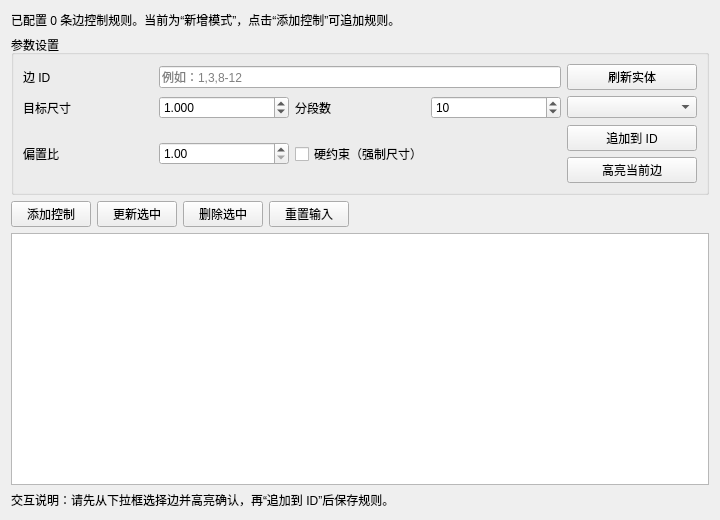
Old version of the form plugins/Base_Mesh/MeshEdgeControlWidget.ui in the repository asd977/base_cae.
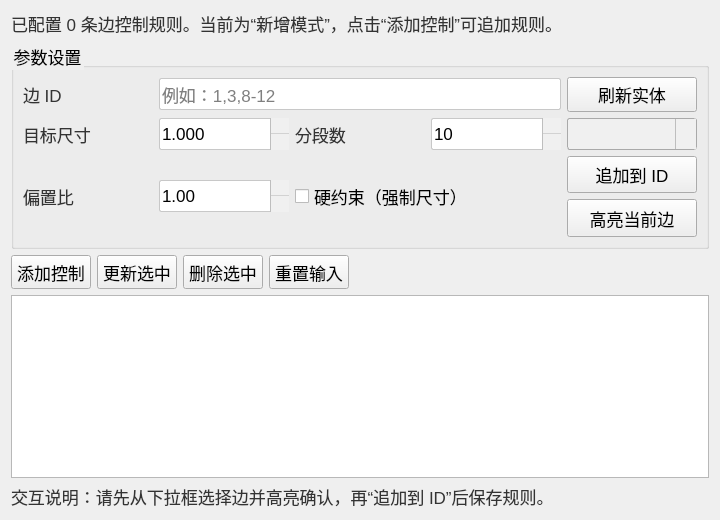
New version of the form. Icons and pictures are not drawn.

Commit message: style: switch custom control arrows from png to svg

```diff
--- a/plugins/Base_Mesh/MeshEdgeControlWidget.ui
+++ b/plugins/Base_Mesh/MeshEdgeControlWidget.ui
@@ -13,6 +13,104 @@
   <property name="windowTitle">
    <string>边控制</string>
   </property>
+  <property name="styleSheet">
+   <string notr="true">QWidget{
+font-family: &quot;Microsoft YaHei&quot;, &quot;微软雅黑&quot;;
+}
+QPushButton {
+    font-size: 17px;
+    min-height: 32px;
+}
+QPushButton#pushButton {
+    background-color: rgb(224, 233, 244);
+    border-width: 1px;
+    border-color: rgb(121, 121, 121);
+    border-style: solid;
+    min-height: 33px;
+    border-top: 1px solid rgb(169, 169, 169);
+    border-bottom: 1px solid rgb(169, 169, 169);
+    border-left: none;
+    border-right: none;
+    text-align: left;
+    padding-left: 15px;
+    font-size: 17px;
+}
+QLabel {
+    font-size: 17px;
+    color: rgb(51, 51, 51);
+}
+QLabel#pageNameLabel {
+    font-size: 20px;
+    padding-left: 9px;
+    color: rgb(53, 103, 147);
+}
+QLineEdit, QTextEdit, QPlainTextEdit, QSpinBox, QDoubleSpinBox, QDateTimeEdit {
+    border: 1px solid rgb(200, 200, 200);
+    border-radius: 2px;
+    font-size: 17px;
+    min-height: 30px;
+}
+QLineEdit:focus, QTextEdit:focus, QPlainTextEdit:focus,
+QSpinBox:focus, QDoubleSpinBox:focus, QDateTimeEdit:focus {
+    border-color: rgb(100, 100, 255);
+    outline: none;
+}
+QComboBox {
+    font-size: 17px;
+    color: rgb(51, 51, 51);
+    padding-left: 6px;
+    background: rgb(240, 240, 240);
+    border: 1px solid rgb(169, 169, 169);
+    border-radius: 3px;
+    min-height: 30px;
+}
+QComboBox::drop-down {
+    subcontrol-origin: padding;
+    subcontrol-position: top right;
+    width: 20px;
+    background: rgb(240, 240, 240);
+    border-left: 1px solid rgb(190, 190, 190);
+}
+QComboBox::down-arrow {
+    image: url(:/resources/arrow_down_drawn.svg);
+    width: 12px;
+    height: 12px;
+}
+QSpinBox::up-button, QDoubleSpinBox::up-button {
+    subcontrol-origin: border;
+    subcontrol-position: top right;
+    width: 18px;
+    border-left: 1px solid rgb(190, 190, 190);
+    border-bottom: 1px solid rgb(210, 210, 210);
+    background: rgb(240, 240, 240);
+}
+QSpinBox::down-button, QDoubleSpinBox::down-button {
+    subcontrol-origin: border;
+    subcontrol-position: bottom right;
+    width: 18px;
+    border-left: 1px solid rgb(190, 190, 190);
+    background: rgb(240, 240, 240);
+}
+QSpinBox::up-arrow, QDoubleSpinBox::up-arrow {
+    image: url(:/resources/arrow_up_drawn.svg);
+    width: 10px;
+    height: 10px;
+}
+QSpinBox::down-arrow, QDoubleSpinBox::down-arrow {
+    image: url(:/resources/arrow_down_drawn.svg);
+    width: 10px;
+    height: 10px;
+}
+QRadioButton, QCheckBox, QGroupBox {
+    font-size: 17px;
+}
+QTableWidget, QTreeWidget, QListWidget {
+    font-size: 16px;
+    gridline-color: rgb(210, 210, 210);
+}
+
+</string>
+  </property>
   <layout class="QVBoxLayout" name="verticalLayout">
    <item>
     <widget class="QLabel" name="labelSummary">
```
The commit also changes 45 other files.
